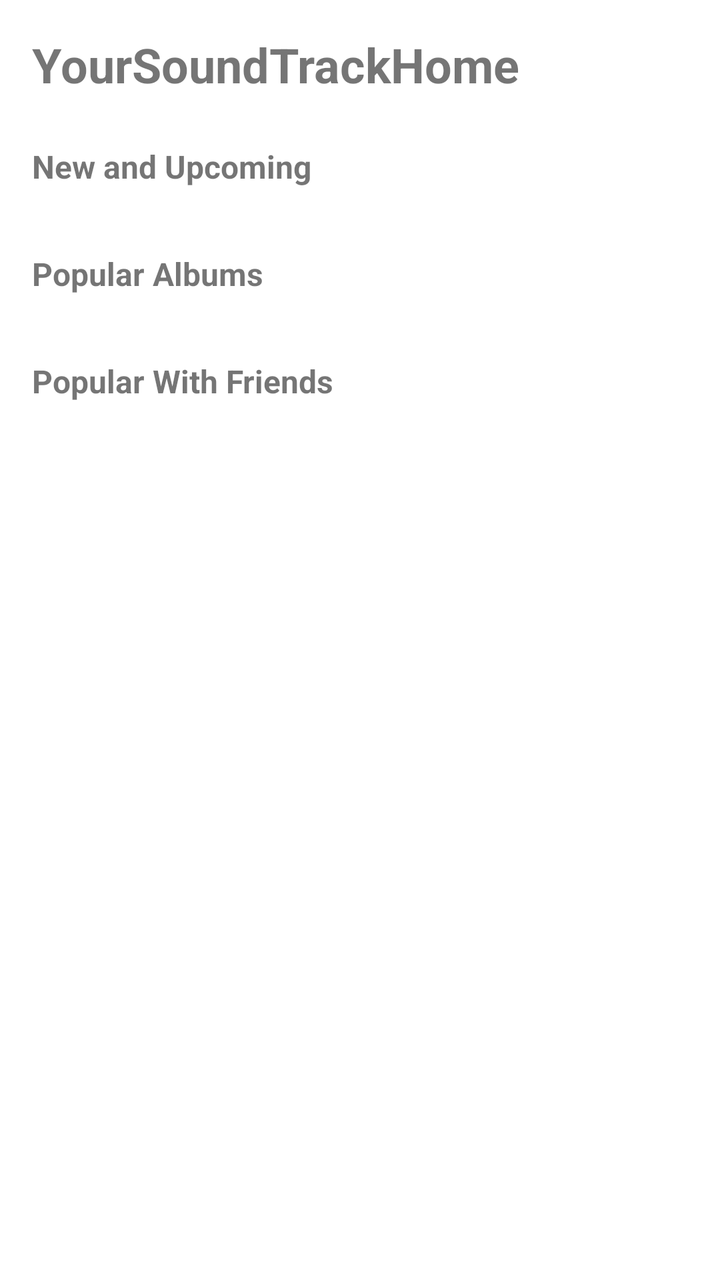
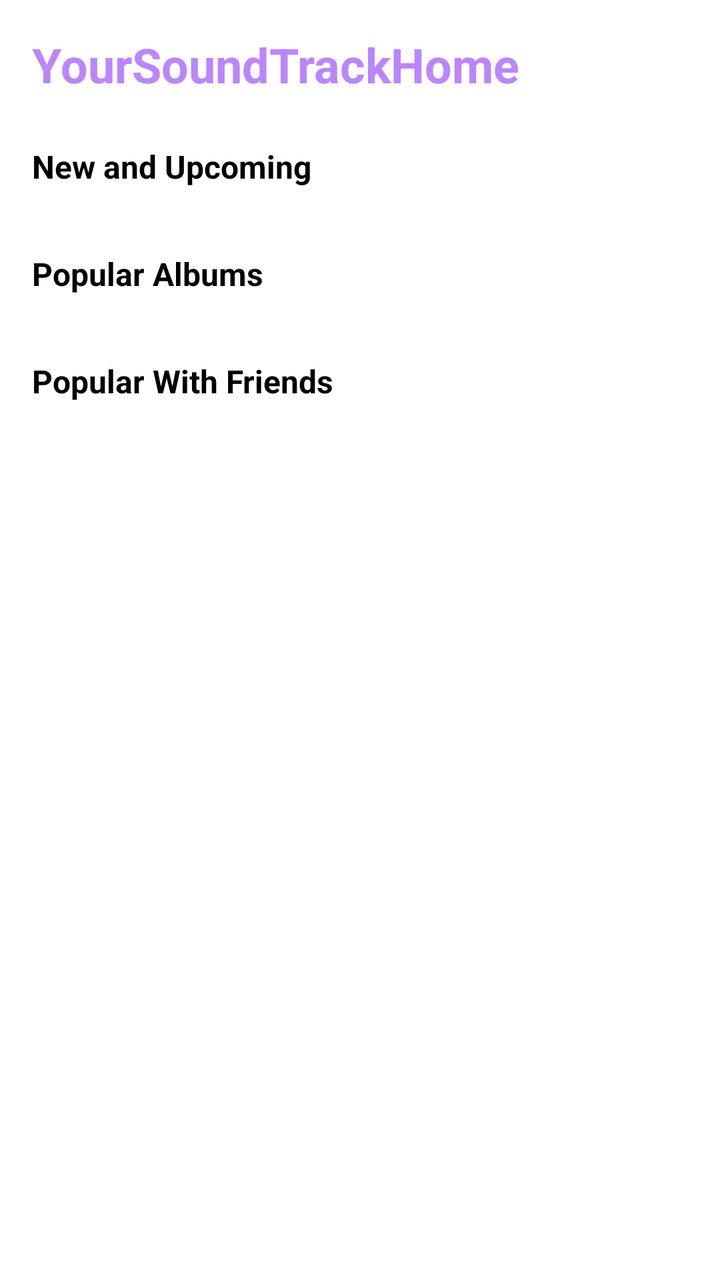

Compare the two renders of this Android layout. The source of the first and the diff that turns it into the second are given below.
<!-- AndroidManifest.xml: application theme Theme.YourSoundTrack -->
<!-- res/layout/fragment_home.xml -->
<?xml version="1.0" encoding="utf-8"?>
<ScrollView xmlns:android="http://schemas.android.com/apk/res/android"
    android:layout_width="match_parent"
    android:layout_height="match_parent">

    <LinearLayout
        android:layout_width="match_parent"
        android:layout_height="wrap_content"
        android:orientation="vertical"
        android:padding="16dp">

        <TextView
            android:layout_width="wrap_content"
            android:layout_height="wrap_content"
            android:text="@string/title_soundtrack"
            android:textSize="@dimen/screen_title_size"
            android:textStyle="bold"
            android:layout_marginBottom="24dp" />

        <TextView
            android:layout_width="wrap_content"
            android:layout_height="wrap_content"
            android:text="@string/header_upcoming_releases"
            android:textStyle="bold"
            android:textSize="@dimen/bold_text_size" />

        <androidx.recyclerview.widget.RecyclerView
            android:id="@+id/rv_upcoming_releases"
            android:layout_width="match_parent"
            android:layout_height="wrap_content"
            android:orientation="horizontal"
            android:layout_marginTop="8dp"
            android:layout_marginBottom="24dp" />

        <TextView
            android:layout_width="wrap_content"
            android:layout_height="wrap_content"
            android:text="@string/header_popular_albums"
            android:textStyle="bold"
            android:textSize="@dimen/bold_text_size" />

        <androidx.recyclerview.widget.RecyclerView
            android:id="@+id/rv_popular_this_week"
            android:layout_width="match_parent"
            android:layout_height="wrap_content"
            android:orientation="horizontal"
            android:layout_marginTop="8dp"
            android:layout_marginBottom="24dp" />

        <TextView
            android:layout_width="wrap_content"
            android:layout_height="wrap_content"
            android:text="@string/header_popular_with_friends"
            android:textStyle="bold"
            android:textSize="@dimen/bold_text_size" />

        <androidx.recyclerview.widget.RecyclerView
            android:id="@+id/rv_popular_friends"
            android:layout_width="match_parent"
            android:layout_height="wrap_content"
            android:orientation="horizontal"
            android:layout_marginTop="8dp"
            android:layout_marginBottom="16dp" />

    </LinearLayout>
</ScrollView>
<!-- resources referenced by this layout -->
<resources>
  <dimen name="bold_text_size">16sp</dimen>
  <dimen name="screen_title_size">24sp</dimen>
  <string name="header_popular_albums">Popular Albums</string>
  <string name="header_popular_with_friends">Popular With Friends</string>
  <string name="header_upcoming_releases">New and Upcoming</string>
  <string name="title_soundtrack">YourSoundTrackHome</string>
  <style name="Theme.YourSoundTrack" parent="Theme.MaterialComponents.DayNight.NoActionBar">
          <item name="android:fitsSystemWindows">true</item>
          <item name="colorPrimary">@color/purple_500</item>
      </style>
  <color name="purple_500">#FF6200EE</color>
</resources>

<!-- the commit's change to res/layout/fragment_home.xml (unified diff, before → after) -->
@@ -14,6 +14,7 @@
             android:layout_height="wrap_content"
             android:text="@string/title_soundtrack"
             android:textSize="@dimen/screen_title_size"
+            android:textColor="@color/purple_200"
             android:textStyle="bold"
             android:layout_marginBottom="24dp" />
 
@@ -21,6 +22,7 @@
             android:layout_width="wrap_content"
             android:layout_height="wrap_content"
             android:text="@string/header_upcoming_releases"
+            android:textColor="@color/black"
             android:textStyle="bold"
             android:textSize="@dimen/bold_text_size" />
 
@@ -36,6 +38,7 @@
             android:layout_width="wrap_content"
             android:layout_height="wrap_content"
             android:text="@string/header_popular_albums"
+            android:textColor="@color/black"
             android:textStyle="bold"
             android:textSize="@dimen/bold_text_size" />
 
@@ -51,6 +54,7 @@
             android:layout_width="wrap_content"
             android:layout_height="wrap_content"
             android:text="@string/header_popular_with_friends"
+            android:textColor="@color/black"
             android:textStyle="bold"
             android:textSize="@dimen/bold_text_size" />
 
<!-- resource entries referenced after the edit -->
@@ -1,5 +1,7 @@
 <!-- resources referenced by this layout -->
 <resources>
+  <color name="black">#FF000000</color>
+  <color name="purple_200">#FFBB86FC</color>
   <dimen name="bold_text_size">16sp</dimen>
   <dimen name="screen_title_size">24sp</dimen>
   <string name="header_popular_albums">Popular Albums</string>
